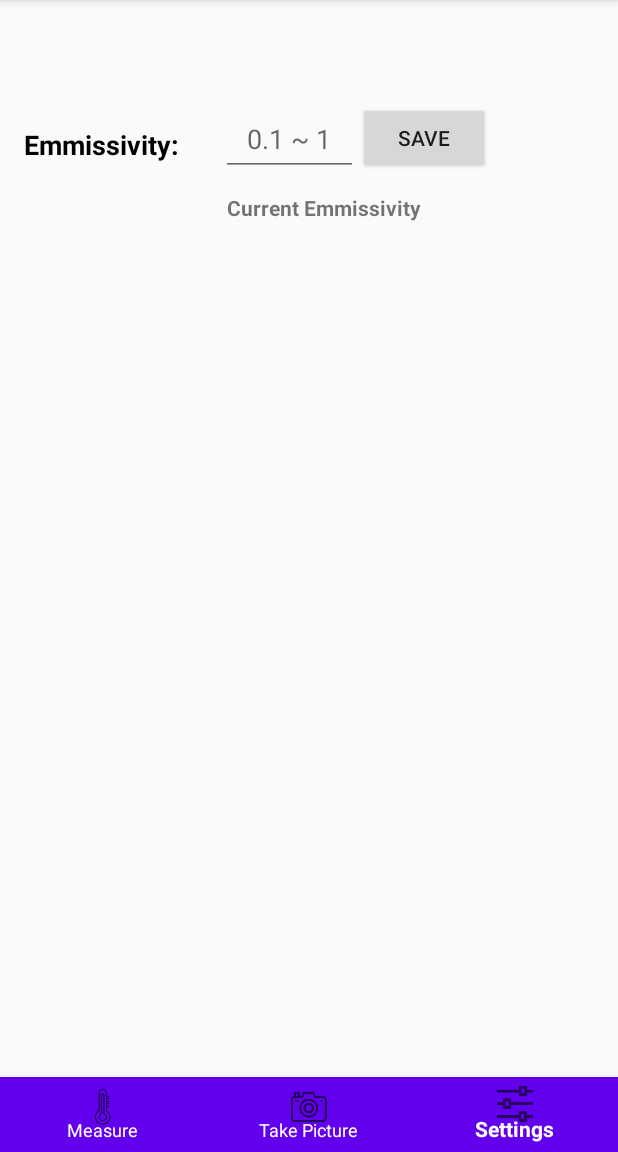
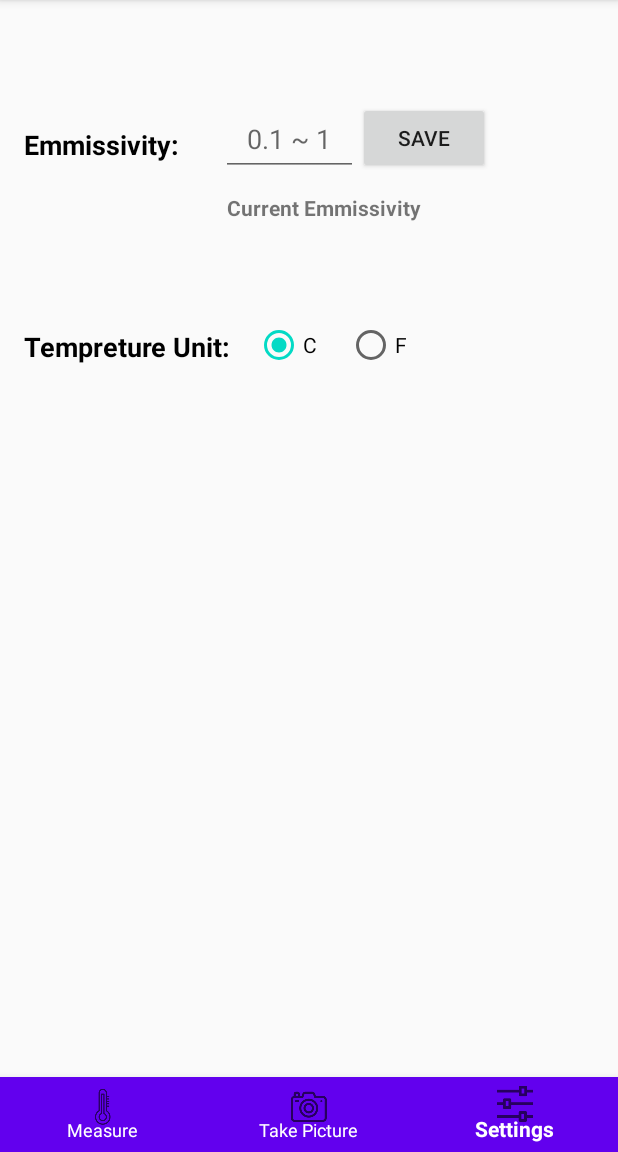
Before and after one commit to AlmousaM/ThermoApp-Android-App, an Android app: the screen it shows after launch (MainActivity), item 3 of the bottom bar chosen, on a phone screen of 412 x 824 dp, the part 84-1236 px from its top. Run offline under Robolectric (Android 15) with nearby library versions, the phone set to English and light mode, and no system bars; libraries missing offline, so code that uses them is left out: androidx.camera.core, androidx.camera.lifecycle, com.hoho.android; 2 statements that could not run were skipped.

Commit message:
fixed a bug when turning on/off laser added tempreture unit selection in the Setting

```diff
--- a/app/src/main/java/com/example/simpleusbserialreveng/dataViewModel.kt
+++ b/app/src/main/java/com/example/simpleusbserialreveng/dataViewModel.kt
@@ -16,6 +16,15 @@ class dataViewModel: ViewModel() {
     //data read from the temp sensor
     val readEmmissivLive = MutableLiveData<String>()
 
+    //setting of tempreture C/F
+    val setTempCF = MutableLiveData<String>()
+
+    //function to set the setTemp live data variable
+    fun setLiveTempCF(tempCF: String) {
+        setTempCF.value = tempCF
+    }
+
+    //tempreture read from the sensor are stored into live data object
     fun setLiveObjTemp(temp: String) {
         liveObjTemp.value = temp
     }
@@ -35,6 +44,8 @@ class dataViewModel: ViewModel() {
         liveObjTemp.value = " "
         setEmmissivLive.value = " "
         readEmmissivLive.value = " "
+        //default tempreture in C
+        setTempCF.value = "C"
 
     }
 
--- a/app/src/main/res/layout/fragment_device.xml
+++ b/app/src/main/res/layout/fragment_device.xml
@@ -10,7 +10,7 @@
         android:id="@+id/refreshButton"
         android:layout_width="108dp"
         android:layout_height="52dp"
-        android:layout_marginStart="80dp"
+        android:layout_marginStart="70dp"
         android:layout_marginTop="92dp"
         android:text="refresh"
         app:layout_constraintStart_toStartOf="parent"
@@ -22,7 +22,7 @@
         android:layout_height="52dp"
         android:layout_marginStart="40dp"
         android:layout_marginTop="92dp"
-        android:layout_marginEnd="80dp"
+        android:layout_marginEnd="70dp"
         android:enabled="false"
         android:text="connect"
         app:layout_constraintEnd_toEndOf="parent"
--- a/app/src/main/res/layout/fragment_setting.xml
+++ b/app/src/main/res/layout/fragment_setting.xml
@@ -5,6 +5,19 @@
     xmlns:tools="http://schemas.android.com/tools"
     android:layout_width="match_parent"
     android:layout_height="match_parent">
+
+    <TextView
+        android:id="@+id/textView6"
+        android:layout_width="wrap_content"
+        android:layout_height="wrap_content"
+        android:layout_marginStart="16dp"
+        android:layout_marginTop="110dp"
+        android:text="Tempreture Unit:"
+        android:textColor="@color/design_default_color_on_secondary"
+        android:textSize="18sp"
+        android:textStyle="bold"
+        app:layout_constraintStart_toStartOf="parent"
+        app:layout_constraintTop_toBottomOf="@+id/textView2" />
 
     <TextView
         android:id="@+id/textView2"
@@ -65,4 +78,30 @@
         android:text="Save"
         app:layout_constraintEnd_toEndOf="parent"
         app:layout_constraintTop_toTopOf="parent" />
+
+    <RadioGroup
+        android:id="@+id/radioGroup"
+        android:layout_width="wrap_content"
+        android:layout_height="wrap_content"
+        android:layout_marginStart="16dp"
+        android:layout_marginTop="66dp"
+        android:checkedButton="@id/CRadioButton"
+        android:orientation="horizontal"
+        app:layout_constraintStart_toEndOf="@+id/textView6"
+        app:layout_constraintTop_toBottomOf="@+id/textView3">
+
+        <RadioButton
+            android:id="@+id/CRadioButton"
+            android:layout_width="wrap_content"
+            android:layout_height="wrap_content"
+            android:layout_marginEnd="20dp"
+            android:text="C" />
+
+        <RadioButton
+            android:id="@+id/FRadioButton"
+            android:layout_width="wrap_content"
+            android:layout_height="wrap_content"
+            android:text="F" />
+    </RadioGroup>
+
 </androidx.constraintlayout.widget.ConstraintLayout>
--- a/app/src/main/res/layout/fragment_terminal.xml
+++ b/app/src/main/res/layout/fragment_terminal.xml
@@ -92,7 +92,7 @@
             android:orientation="vertical">
 
             <TextView
-                android:id="@+id/unit_text1"
+                android:id="@+id/Obj_unit_text"
                 android:layout_width="wrap_content"
                 android:layout_height="wrap_content"
                 android:layout_weight="1"
@@ -104,7 +104,7 @@
                 tools:text="C/F" />
 
             <TextView
-                android:id="@+id/unit_text2"
+                android:id="@+id/Amb_unit_text"
                 android:layout_width="wrap_content"
                 android:layout_height="wrap_content"
                 android:layout_weight="1"
--- /dev/null
+++ b/app/src/main/res/layout/framgement_camera.xml
@@ -0,0 +1,6 @@
+<?xml version="1.0" encoding="utf-8"?>
+<androidx.constraintlayout.widget.ConstraintLayout
+    xmlns:android="http://schemas.android.com/apk/res/android" android:layout_width="match_parent"
+    android:layout_height="match_parent">
+
+</androidx.constraintlayout.widget.ConstraintLayout>
```
Also changed, not shown: app/src/main/java/com/example/simpleusbserialreveng/SettingFragment.kt (+23 -0 lines), app/src/main/java/com/example/simpleusbserialreveng/TerminalFragment.java (+56 -6 lines).
